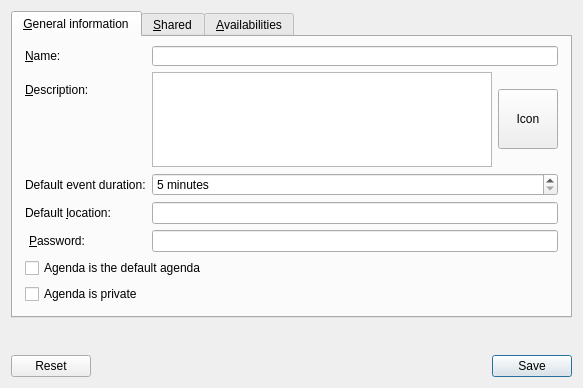
FreeHealth/freehealth, file plugins/agendaplugin/usercalendareditor.ui: the form before one commit.
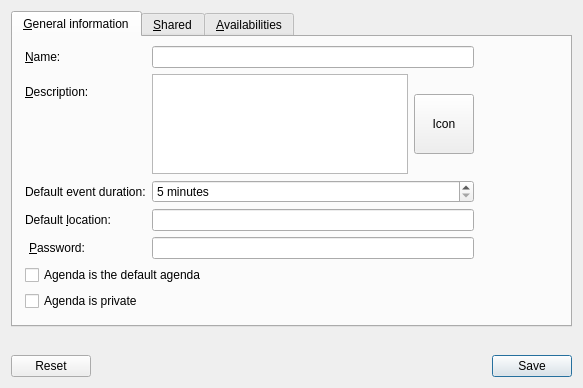
The form after the commit. Custom widgets are drawn as their Qt base class.

What changed in the file:
```diff
--- a/plugins/agendaplugin/usercalendareditor.ui
+++ b/plugins/agendaplugin/usercalendareditor.ui
@@ -24,6 +24,9 @@
        <string>&amp;General information</string>
       </attribute>
       <layout class="QFormLayout" name="formLayout">
+       <property name="sizeConstraint">
+        <enum>QLayout::SetFixedSize</enum>
+       </property>
        <property name="leftMargin">
         <number>12</number>
        </property>
```
